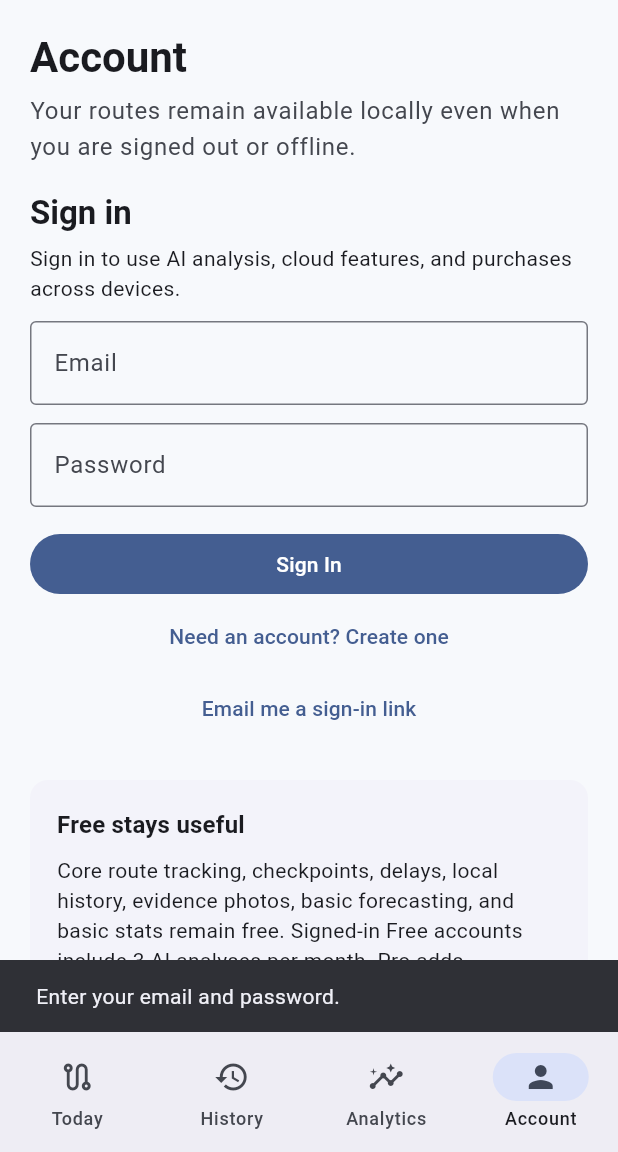
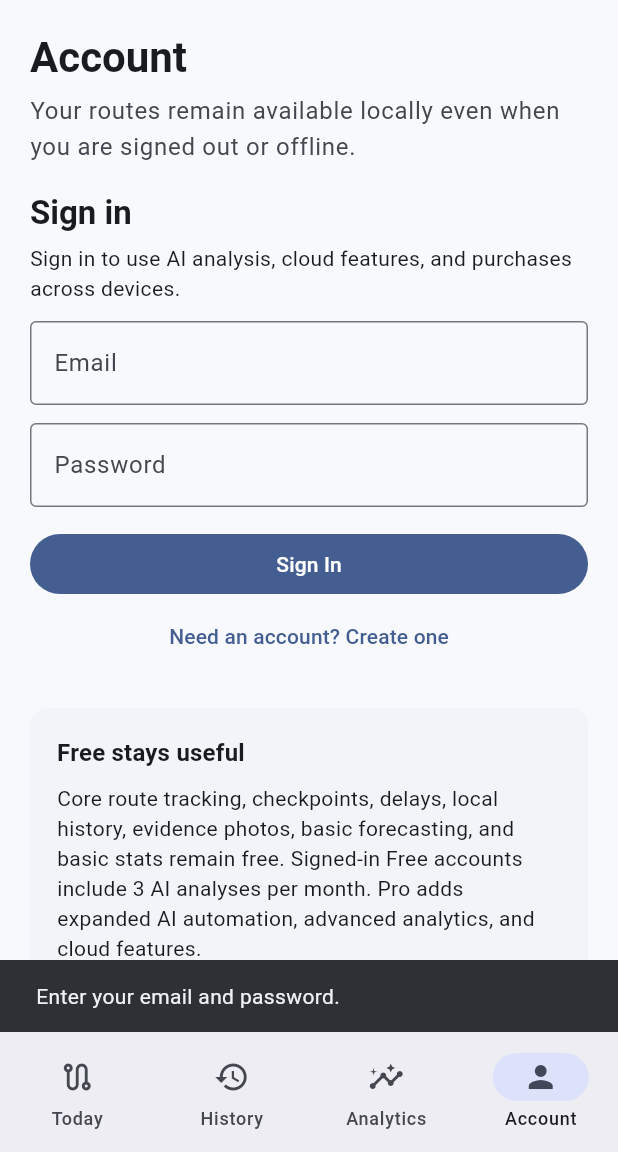
Before and after one commit to halldustin54dh-cmd/route-performance-tracker, a Flutter app: the screen it shows after launch, item 4 of the bottom bar chosen, after a tap on "Sign In", on a phone screen of 412 x 824 dp, the part 84-1236 px from its top. Run offline on Flutter 3.47's test engine with Material 3 defaults, Android fonts, the phone set to English and light mode, and no system bars; our stand-ins replace image_picker, in_app_purchase, sqflite, supabase_flutter; missing offline and left inert: google_mlkit_text_recognition; accounts and stored records are empty.

Commit message:
Polish account creation and remove unfinished magic-link UI

```diff
--- a/lib/screens/account_screen.dart
+++ b/lib/screens/account_screen.dart
@@ -36,28 +36,23 @@ class _AccountScreenState extends State<AccountScreen> {
     setState(() => _busy = true);
     try {
       if (_create) {
-        await _accounts.signUp(email: _email.text, password: _password.text);
+        final response = await _accounts.signUp(email: _email.text, password: _password.text);
+        if (!mounted) return;
+        if (response.session == null) {
+          ScaffoldMessenger.of(context).showSnackBar(const SnackBar(content: Text('Account created. Check your email to confirm it, then sign in.')));
+          setState(() => _create = false);
+        } else {
+          ScaffoldMessenger.of(context).showSnackBar(const SnackBar(content: Text('Account created and signed in.')));
+          setState(() {});
+        }
       } else {
         await _accounts.signIn(email: _email.text, password: _password.text);
+        if (mounted) setState(() {});
       }
-      if (mounted) setState(() {});
     } catch (error) {
-      if (mounted) ScaffoldMessenger.of(context).showSnackBar(SnackBar(content: Text('Account request failed. Check your connection and try again.\n$error')));
+      if (mounted) ScaffoldMessenger.of(context).showSnackBar(const SnackBar(content: Text('Account request failed. Check your email/password and connection, then try again.')));
     } finally {
       if (mounted) setState(() => _busy = false);
-    }
-  }
-
-  Future<void> _magicLink() async {
-    if (_email.text.trim().isEmpty) {
-      ScaffoldMessenger.of(context).showSnackBar(const SnackBar(content: Text('Enter your email first.')));
-      return;
-    }
-    try {
-      await _accounts.sendMagicLink(_email.text);
-      if (mounted) ScaffoldMessenger.of(context).showSnackBar(const SnackBar(content: Text('Sign-in link sent. Check your email.')));
-    } catch (error) {
-      if (mounted) ScaffoldMessenger.of(context).showSnackBar(const SnackBar(content: Text('Could not send a sign-in link. Check your connection and try again.')));
     }
   }
 
@@ -123,7 +118,7 @@ class _AccountScreenState extends State<AccountScreen> {
         ] else ...[
           Text(_create ? 'Create an account' : 'Sign in', style: theme.textTheme.titleLarge?.copyWith(fontWeight: FontWeight.w700)),
           const SizedBox(height: 6),
-          Text(_create ? 'Create one account for AI usage, backup, sync, and purchases.' : 'Sign in to use AI analysis, cloud features, and purchases across devices.'),
+          Text(_create ? 'Create one account for AI usage, cloud features, and purchases.' : 'Sign in to use AI analysis, cloud features, and purchases across devices.'),
           const SizedBox(height: 12),
           TextField(controller: _email, keyboardType: TextInputType.emailAddress, autofillHints: const [AutofillHints.email], decoration: const InputDecoration(labelText: 'Email')),
           const SizedBox(height: 12),
@@ -131,7 +126,6 @@ class _AccountScreenState extends State<AccountScreen> {
           const SizedBox(height: 14),
           FilledButton(onPressed: _busy ? null : _submit, child: Text(_busy ? 'Please wait…' : (_create ? 'Create Account' : 'Sign In'))),
           TextButton(onPressed: _busy ? null : () => setState(() => _create = !_create), child: Text(_create ? 'Already have an account? Sign in' : 'Need an account? Create one')),
-          TextButton(onPressed: _busy ? null : _magicLink, child: const Text('Email me a sign-in link')),
         ],
         const SizedBox(height: 24),
         Card(
@@ -140,7 +134,7 @@ class _AccountScreenState extends State<AccountScreen> {
             child: Column(crossAxisAlignment: CrossAxisAlignment.start, children: [
               Text('Free stays useful', style: theme.textTheme.titleMedium?.copyWith(fontWeight: FontWeight.w700)),
               const SizedBox(height: 8),
-              const Text('Core route tracking, checkpoints, delays, local history, evidence photos, basic forecasting, and basic stats remain free. Signed-in Free accounts include 3 AI analyses per month. Pro adds expanded AI automation, advanced analytics, cloud features, and expanded reports.'),
+              const Text('Core route tracking, checkpoints, delays, local history, evidence photos, basic forecasting, and basic stats remain free. Signed-in Free accounts include 3 AI analyses per month. Pro adds expanded AI automation, advanced analytics, and cloud features.'),
             ]),
           ),
         ),
```
